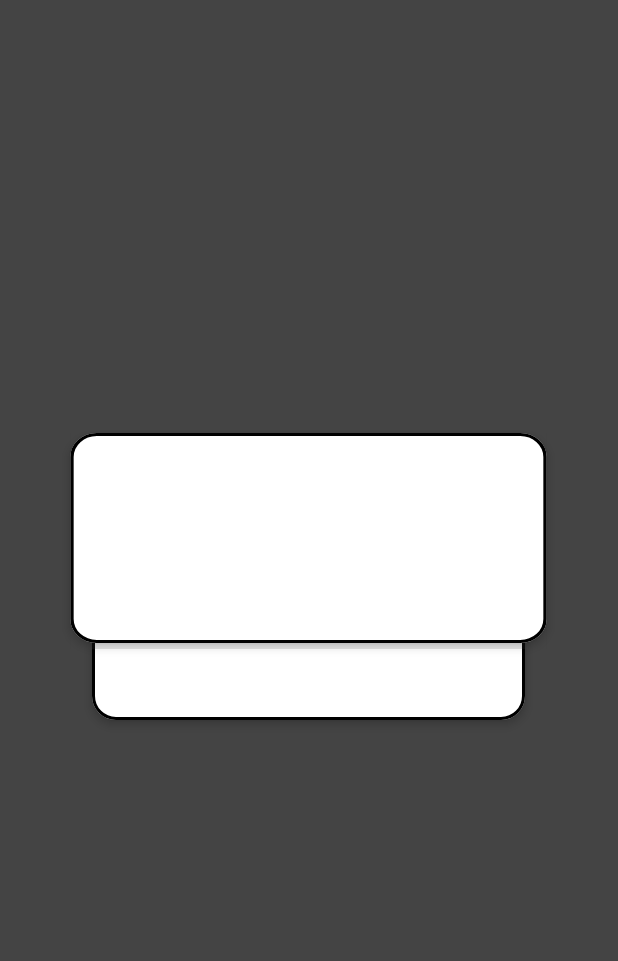
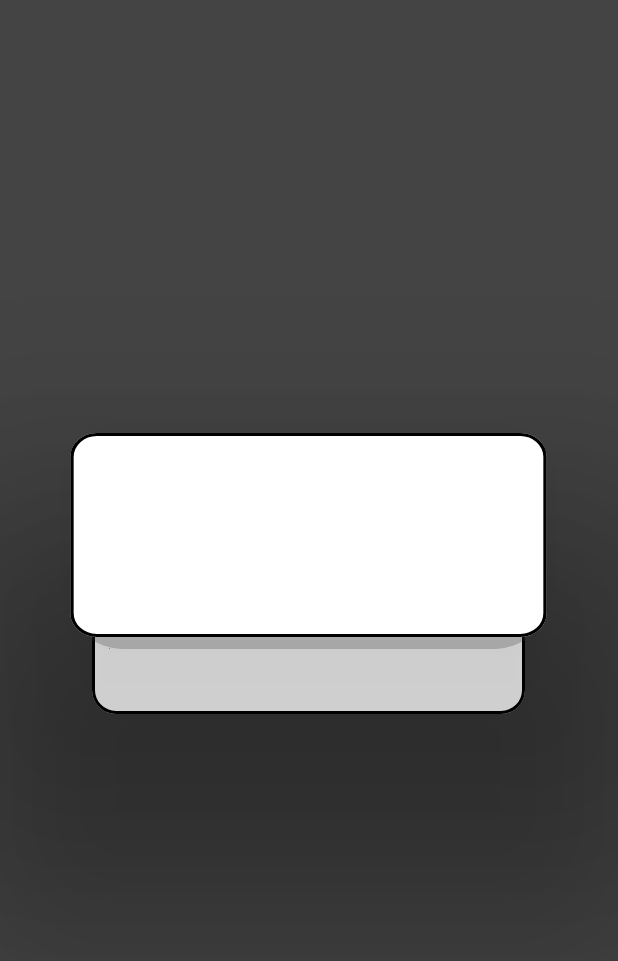
Before and after one commit to mr3y-the-programmer/Thoughts, an Android app built with Jetpack Compose: the @Preview function StairsPreview, on a phone screen of 412 x 824 dp. Shown: the top 961 px of the screen. Run offline under Robolectric (Android 15) with nearby library versions, the phone set to English and light mode, and no system bars.

Commit message:
Give stairs a more realistic look

```diff
--- a/app/src/main/java/com/mr3y/thoughts/components/foundation/stairs/Stairs.kt
+++ b/app/src/main/java/com/mr3y/thoughts/components/foundation/stairs/Stairs.kt
@@ -70,12 +70,12 @@ fun StairsStep(modifier: Modifier = Modifier) {
     Card(
         modifier = modifier
             .fillMaxSize()
-            .background(Color.DarkGray.copy(alpha = 0.15f))
-            .padding(end = 4.dp),
+            .background(Color.DarkGray.copy(alpha = 0.25f), shape = RoundedCornerShape(32.dp))
+            .padding(end = 8.dp),
         shape = RoundedCornerShape(16.dp),
         backgroundColor = Color.White,
         contentColor = Color.Black,
-        elevation = 4.dp,
+        elevation = 104.dp,
         border = BorderStroke(2.dp, Color.Black),
         content = {}
     )
```
Also changed, not shown: 1 other file.
